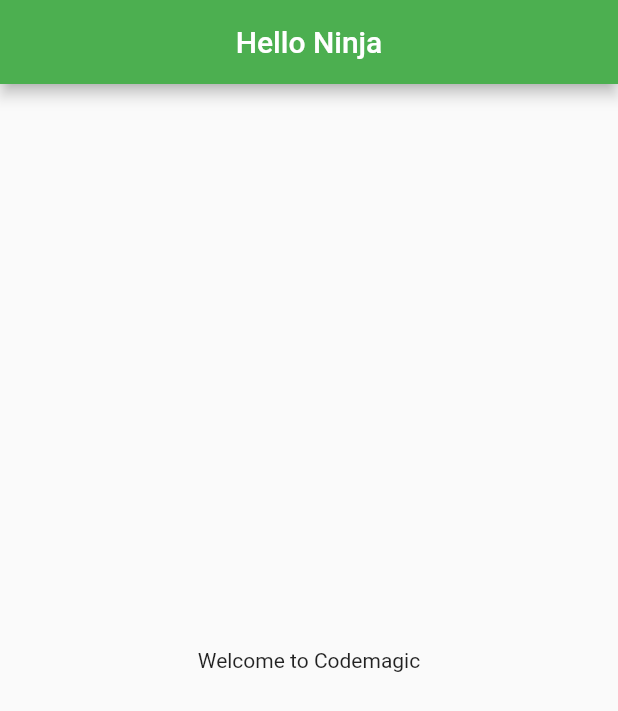
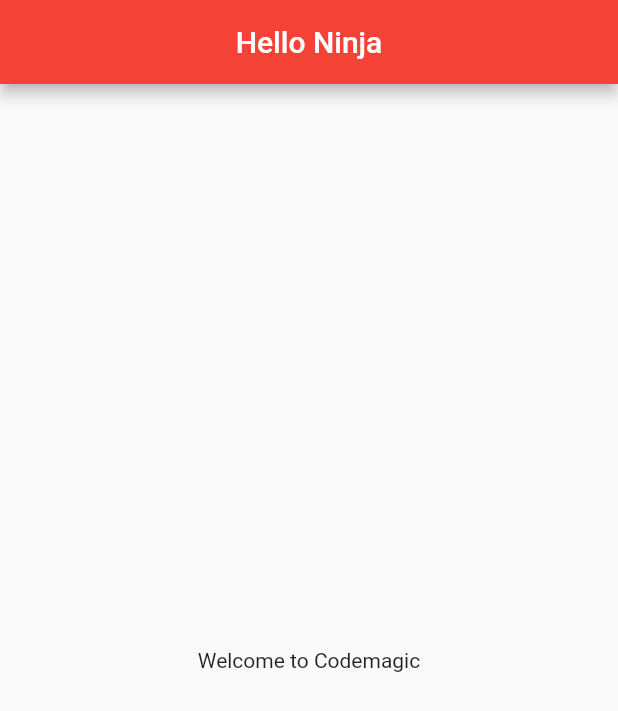
Before and after one commit to sylab-ops/flutter-myapp, a Flutter app: the screen it shows after launch, on a phone screen of 412 x 824 dp. Shown: the top 711 px of the screen. Run offline on Flutter 3.47's test engine with Material 2 defaults, Android fonts, the phone set to English and light mode, and no system bars.

Commit message:
AppBar-color

```diff
--- a/lib/main.dart
+++ b/lib/main.dart
@@ -20,7 +20,7 @@ class MyApp extends StatelessWidget {
         // or simply save your changes to "hot reload" in a Flutter IDE).
         // Notice that the counter didn't reset back to zero; the application
         // is not restarted.
-        primarySwatch: Colors.green,
+        primarySwatch: Colors.red,
         // This makes the visual density adapt to the platform that you run
         // the app on. For desktop platforms, the controls will be smaller and
         // closer together (more dense) than on mobile platforms.
```
